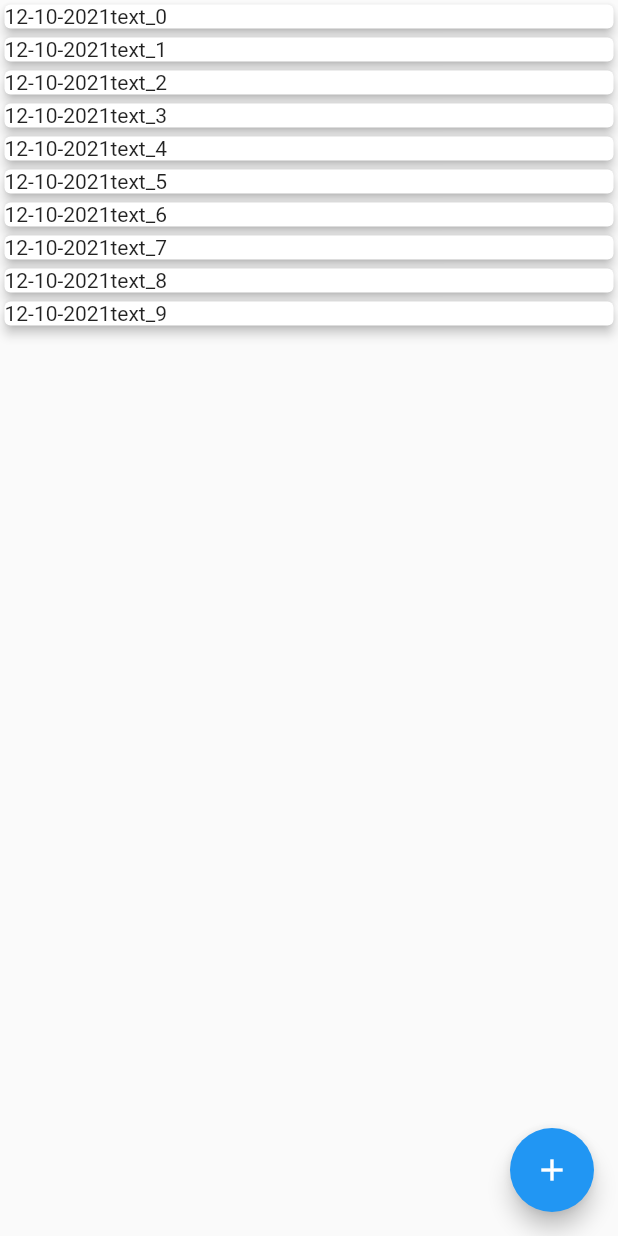
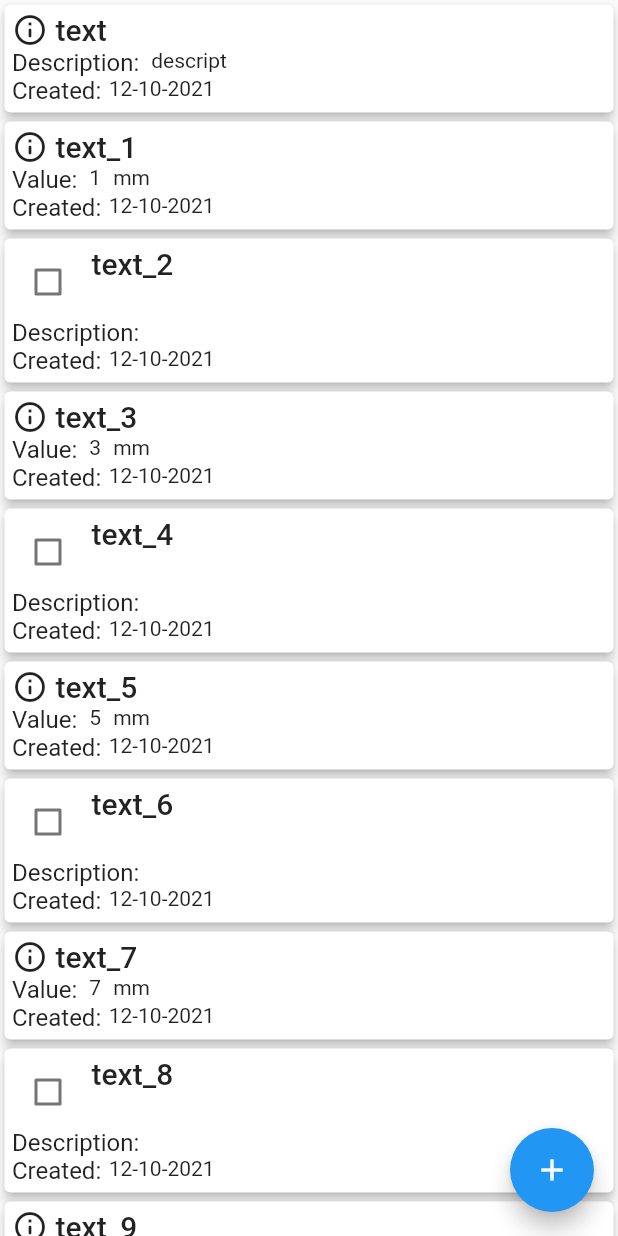
Before and after one commit to lavruh/entropy_reducer, a Flutter app: the screen it shows after launch, on a phone screen of 412 x 824 dp. Run offline on Flutter 3.47's test engine with Material 2 defaults, Android fonts, the phone set to English and light mode, and no system bars; our stand-ins replace get; missing offline and left inert: dart:ffi.

Commit message:
overview screen part

```diff
--- a/lib/domian/entities/entry.dart
+++ b/lib/domian/entities/entry.dart
@@ -21,6 +21,7 @@ class Entry {
     _date = date ?? DateTime.now();
   }
 
+  @override
   update({String? newText, DateTime? newDate}) {
     if (newText != null) text = newText;
     if (newDate != null) _date = newDate;
@@ -35,4 +36,9 @@ class Entry {
   }
 
   Set<String> get tagIds => _tagsIds;
+
+  @override
+  String toString() {
+    return "id: $_id, date: $_date, name: $text";
+  }
 }
--- a/lib/domian/entities/info_entry.dart
+++ b/lib/domian/entities/info_entry.dart
@@ -16,4 +16,9 @@ class InfoEntry extends Entry {
         ) {
     descr = description ?? "";
   }
+
+  @override
+  String toString() {
+    return "${super.toString()} Description: $descr";
+  }
 }
--- a/lib/domian/entities/task_entry.dart
+++ b/lib/domian/entities/task_entry.dart
@@ -1,7 +1,7 @@
 import 'package:entropy_reducer/domian/entities/info_entry.dart';
 
 class TaskEntry extends InfoEntry {
-  late bool _done;
+  late bool done;
   late DateTime _created;
   List<TaskEntry> subTasks = [];
 
@@ -10,7 +10,7 @@ class TaskEntry extends InfoEntry {
     required String text,
     DateTime? date,
     String? description,
-    bool? done,
+    bool? d,
     DateTime? created,
   }) : super(
           id: id,
@@ -18,12 +18,16 @@ class TaskEntry extends InfoEntry {
           date: date,
           description: description,
         ) {
-    _done = done ?? false;
+    done = d ?? false;
     _created = (created ?? date) ?? DateTime.now();
   }
 
-  bool get done => _done;
-  set done(bool val) => _done = val;
+  setDone(bool val) => done = val;
 
   DateTime get created => _created;
+
+  @override
+  String toString() {
+    return "${super.toString()} Done: $done, Created: $_created";
+  }
 }
--- a/lib/domian/states/overview_state.dart
+++ b/lib/domian/states/overview_state.dart
@@ -2,18 +2,18 @@ import 'package:entropy_reducer/data/repos/entries_repo.dart';
 import 'package:get/get.dart';
 import 'package:entropy_reducer/domian/entities/entry.dart';
 
-class OverviewState {
-  List<Entry> entries = <Entry>[].obs();
+class OverviewState extends GetxController {
+  final entries = <Entry>[].obs;
   late EntriesRepository _repo;
 
   OverviewState({required EntriesRepository repo}) : _repo = repo;
 
   getEntries(List<List> request) {
-    entries = _repo.getEntries(request).obs();
+    entries.value = _repo.getEntries(request).obs;
   }
 
   saveEntries() {
-    for (Entry e in entries) {
+    for (Entry e in entries.value) {
       _repo.addOrUpdateEntry(e);
     }
   }
--- a/lib/mocks/entries_repo_mock.dart
+++ b/lib/mocks/entries_repo_mock.dart
@@ -1,5 +1,6 @@
 import 'package:entropy_reducer/data/repos/entries_repo.dart';
 import 'package:entropy_reducer/domian/entities/entry.dart';
+import 'package:entropy_reducer/domian/entities/info_entry.dart';
 import 'package:entropy_reducer/domian/entities/task_entry.dart';
 import 'package:entropy_reducer/domian/entities/value_entry.dart';
 
@@ -13,10 +14,11 @@ class EntriesRepoMock implements EntriesRepository {
   }
 
   EntriesRepoMock() {
-    for (int i = 0; i < 10; i++) {
+    _entries.add(InfoEntry(text: "text", description: "descript"));
+    for (int i = 1; i < 10; i++) {
       Entry e = i % 2 == 0
           ? TaskEntry(text: "text_$i")
-          : ValueEntry(text: "text_$i", value: i);
+          : ValueEntry(text: "text_$i", value: i, unit: "mm");
       _entries.add(e);
     }
   }
--- a/lib/ui/screens/overview_screen.dart
+++ b/lib/ui/screens/overview_screen.dart
@@ -1,6 +1,8 @@
+import 'package:entropy_reducer/domian/entities/entry.dart';
 import 'package:entropy_reducer/domian/states/overview_state.dart';
 import 'package:entropy_reducer/ui/widgets/entry_widget.dart';
 import 'package:flutter/material.dart';
+import 'package:get/state_manager.dart';
 
 class OverviewScreen extends StatelessWidget {
   OverviewScreen(OverviewState state, {Key? key})
@@ -12,11 +14,19 @@ class OverviewScreen extends StatelessWidget {
   Widget build(BuildContext context) {
     _state.getEntries([]);
     return Scaffold(
-      body: Center(
-        child: ListView(
-          children: _state.entries.map((e) => EntryWidget(e)).toList(),
-        ),
-      ),
+      body: Center(child: Container(child: Obx(() {
+        List<EntryWidget> content = [];
+        for (int i = 0; i < _state.entries.value.length; i++) {
+          content.add(EntryWidget(
+            _state.entries.value[i],
+            updateCallback: (Entry e) {},
+          ));
+        }
+
+        return ListView(
+          children: content,
+        );
+      }))),
       floatingActionButton: FloatingActionButton(
         onPressed: () {},
         tooltip: 'Increment',
--- a/lib/ui/widgets/entry_widget.dart
+++ b/lib/ui/widgets/entry_widget.dart
@@ -1,22 +1,118 @@
 import 'package:entropy_reducer/domian/entities/entry.dart';
+import 'package:entropy_reducer/domian/entities/info_entry.dart';
+import 'package:entropy_reducer/domian/entities/task_entry.dart';
+import 'package:entropy_reducer/domian/entities/value_entry.dart';
+import 'package:entropy_reducer/domian/states/overview_state.dart';
 import 'package:flutter/material.dart';
+import 'package:get/get.dart';
 import 'package:intl/intl.dart';
 
 class EntryWidget extends StatelessWidget {
   Entry e;
+  Function? updateCallback;
 
-  EntryWidget(this.e, {Key? key}) : super(key: key);
+  EntryWidget(this.e, {Key? key, this.updateCallback}) : super(key: key);
+
+  @override
+  Widget build(BuildContext context) {
+    return EntryBodyWidget(
+      children: [
+        _cardRow([
+          if (e.runtimeType == TaskEntry)
+            GetBuilder<OverviewState>(
+                builder: (_) => Checkbox(
+                    value: (e as TaskEntry).done,
+                    onChanged: (val) {
+                      (e as TaskEntry).setDone(val ?? false);
+                      _.update();
+                    }))
+          else
+            Icon(Icons.info_outline_rounded),
+          Text(
+            e.text,
+            style: Theme.of(context).textTheme.headline6,
+          ),
+        ]),
+        _cardRow([
+          e.runtimeType == InfoEntry || e.runtimeType == TaskEntry
+              ? _descriptionField(context, e as InfoEntry)
+              : Container(),
+          e.runtimeType == ValueEntry
+              ? _valueField(context, e as ValueEntry)
+              : Container(),
+        ]),
+        _cardRow(
+          [
+            Text(
+              "Created:",
+              style: Theme.of(context).textTheme.subtitle1,
+            ),
+            Text(
+              DateFormat("d-M-y").format(e.date),
+            ),
+          ],
+        )
+      ],
+    );
+  }
+
+  Widget _valueField(context, ValueEntry ve) {
+    return Wrap(
+      spacing: 8.0,
+      children: [
+        Text(
+          "Value:",
+          style: Theme.of(context).textTheme.subtitle1,
+        ),
+        Text(ve.value.toString()),
+        if (ve.unit != null) Text(ve.unit.toString()),
+      ],
+    );
+  }
+
+  Widget _descriptionField(context, InfoEntry ie) {
+    return Wrap(
+      spacing: 8.0,
+      runAlignment: WrapAlignment.center,
+      children: [
+        Text(
+          "Description:",
+          style: Theme.of(context).textTheme.subtitle1,
+        ),
+        Text(ie.descr),
+      ],
+    );
+  }
+
+  Widget _cardRow(List<Widget> children) {
+    return Wrap(
+      runAlignment: WrapAlignment.center,
+      spacing: 5,
+      children: children,
+    );
+  }
+}
+
+class EntryBodyWidget extends StatelessWidget {
+  List<Widget> children;
+
+  EntryBodyWidget({
+    Key? key,
+    required this.children,
+  }) : super(key: key);
 
   @override
   Widget build(BuildContext context) {
     return Card(
       margin: const EdgeInsets.all(3.0),
       elevation: 3.0,
-      child: Wrap(
-        children: [
-          Text(DateFormat("d-M-y").format(e.date)),
-          Text(e.text),
-        ],
+      child: Padding(
+        padding: const EdgeInsets.all(5.0),
+        child: Column(
+          mainAxisAlignment: MainAxisAlignment.start,
+          crossAxisAlignment: CrossAxisAlignment.start,
+          children: children,
+        ),
       ),
     );
   }
```
Also changed, not shown: 2 other files.
